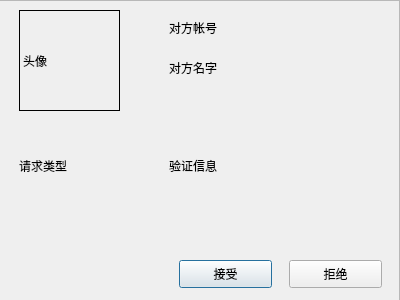
Old version of the form chat/acceptreq.ui in the repository Snowball-Di/cs2021_qt_chat.
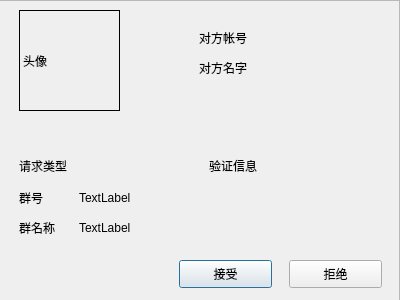
New version of the form.

The edit to the form file:
```diff
--- a/chat/acceptreq.ui
+++ b/chat/acceptreq.ui
@@ -86,8 +86,8 @@
    <widget class="QLabel" name="id">
     <property name="geometry">
      <rect>
-      <x>170</x>
-      <y>20</y>
+      <x>200</x>
+      <y>30</y>
       <width>68</width>
       <height>15</height>
      </rect>
@@ -99,7 +99,7 @@
    <widget class="QLabel" name="label_4">
     <property name="geometry">
      <rect>
-      <x>170</x>
+      <x>200</x>
       <y>60</y>
       <width>68</width>
       <height>15</height>
@@ -112,9 +112,9 @@
    <widget class="QLabel" name="text">
     <property name="geometry">
      <rect>
-      <x>170</x>
+      <x>210</x>
       <y>110</y>
-      <width>211</width>
+      <width>171</width>
       <height>111</height>
      </rect>
     </property>
@@ -122,6 +122,58 @@
      <string>验证信息</string>
     </property>
    </widget>
+   <widget class="QLabel" name="label">
+    <property name="geometry">
+     <rect>
+      <x>20</x>
+      <y>190</y>
+      <width>41</width>
+      <height>16</height>
+     </rect>
+    </property>
+    <property name="text">
+     <string>群号</string>
+    </property>
+   </widget>
+   <widget class="QLabel" name="label_2">
+    <property name="geometry">
+     <rect>
+      <x>20</x>
+      <y>220</y>
+      <width>51</width>
+      <height>16</height>
+     </rect>
+    </property>
+    <property name="text">
+     <string>群名称</string>
+    </property>
+   </widget>
+   <widget class="QLabel" name="label_3">
+    <property name="geometry">
+     <rect>
+      <x>80</x>
+      <y>190</y>
+      <width>68</width>
+      <height>15</height>
+     </rect>
+    </property>
+    <property name="text">
+     <string>TextLabel</string>
+    </property>
+   </widget>
+   <widget class="QLabel" name="label_5">
+    <property name="geometry">
+     <rect>
+      <x>80</x>
+      <y>220</y>
+      <width>68</width>
+      <height>15</height>
+     </rect>
+    </property>
+    <property name="text">
+     <string>TextLabel</string>
+    </property>
+   </widget>
   </widget>
  </widget>
  <resources/>
```
